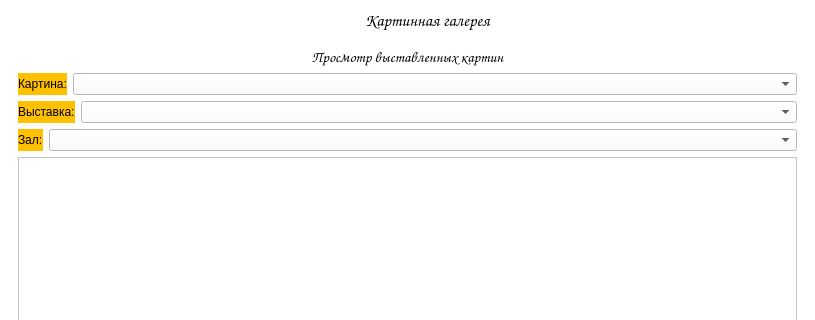
First picture: the form in main.ui, repository ssmlnsk/Practic2, before the edit; both pictures show x 0 to 815 and y 0 to 320 of the 815 by 723 pixel window.
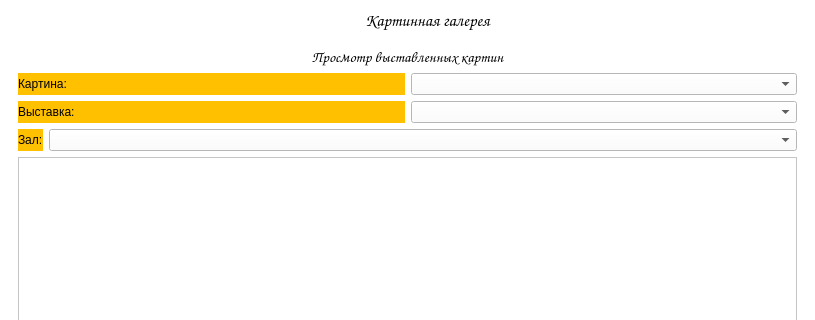
Second picture: the form after the edit. The open tabs and pages were chosen to show the change. Icons and pictures are not drawn.

Patch:
```diff
--- a/main.ui
+++ b/main.ui
@@ -1314,7 +1314,7 @@
            </layout>
           </item>
           <item>
-           <layout class="QHBoxLayout" name="horizontalLayout_22" stretch="0,100">
+           <layout class="QHBoxLayout" name="horizontalLayout_22" stretch="0,0">
             <item>
              <widget class="QLabel" name="label_19">
               <property name="styleSheet">
@@ -1332,7 +1332,7 @@
            </layout>
           </item>
           <item>
-           <layout class="QHBoxLayout" name="horizontalLayout_24" stretch="0,100">
+           <layout class="QHBoxLayout" name="horizontalLayout_24" stretch="0,0">
             <item>
              <widget class="QLabel" name="label_20">
               <property name="styleSheet">
```
